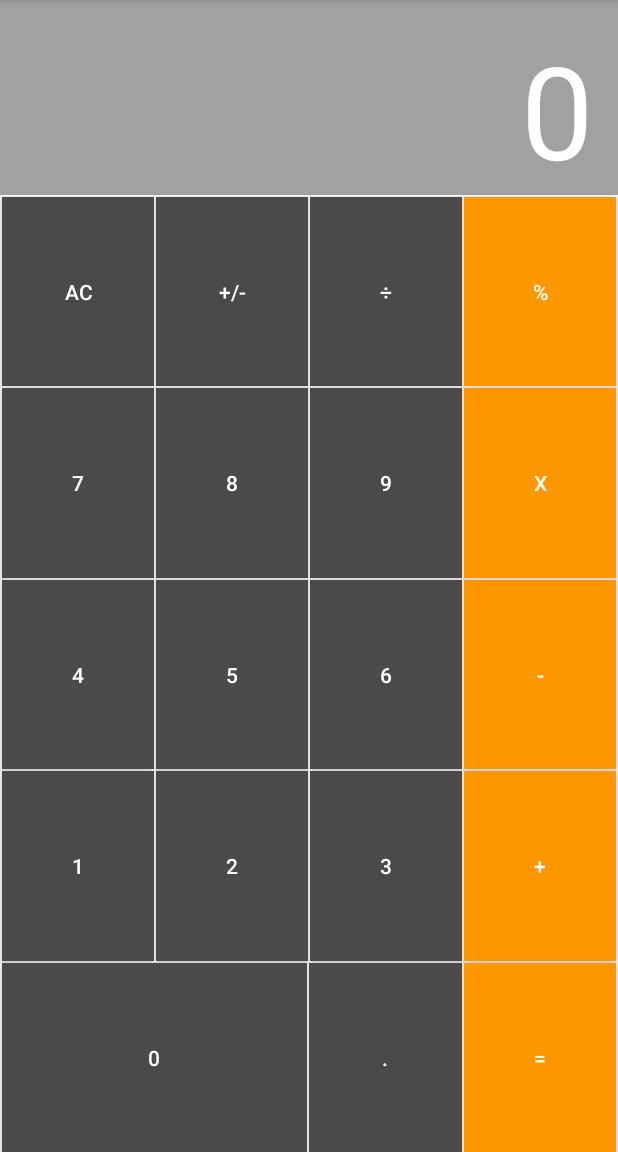
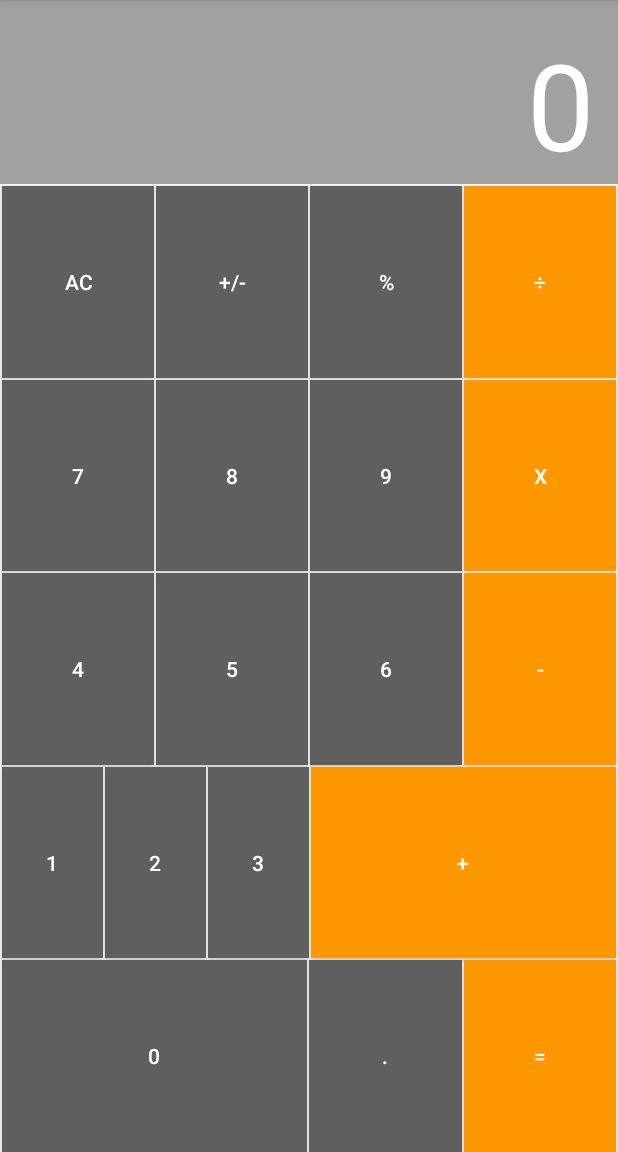
Before and after one commit to marco-neves/ActualCalculator, an Android app: the screen it shows after launch (MainActivity), on a phone screen of 412 x 824 dp, the part 84-1236 px from its top. Run offline under Robolectric (Android 15) with nearby library versions, the phone set to English and light mode, and no system bars.

Commit message:
Updated Calculator

```diff
--- /dev/null
+++ b/app/src/main/res/layout-land/activity_main.xml
@@ -0,0 +1,5 @@
+<?xml version="1.0" encoding="utf-8"?>
+<ConstraintLayout xmlns:android="http://schemas.android.com/apk/res/android"
+    android:layout_width="match_parent" android:layout_height="match_parent">
+
+</ConstraintLayout>
--- a/app/src/main/res/layout/activity_main.xml
+++ b/app/src/main/res/layout/activity_main.xml
@@ -4,6 +4,7 @@
     xmlns:tools="http://schemas.android.com/tools"
     android:layout_width="match_parent"
     android:layout_height="match_parent"
+    android:orientation="horizontal"
     tools:context=".MainActivity">
 
     <TextView
@@ -11,16 +12,17 @@
         android:layout_width="0dp"
         android:layout_height="wrap_content"
         android:background="#A1A1A1"
-        android:paddingTop="15dp"
+        android:paddingTop="16dp"
         android:paddingEnd="16dp"
         android:text="0"
+        app:layout_constraintVertical_weight=".25"
         android:textAlignment="viewEnd"
-        android:textColor="#ffffff"
-        android:textSize="86dp"
+        android:textColor="#FFFFFF"
+        android:textSize="80sp"
+        app:layout_constraintBottom_toTopOf="@+id/division_button"
         app:layout_constraintEnd_toEndOf="parent"
         app:layout_constraintStart_toStartOf="parent"
         app:layout_constraintTop_toTopOf="parent" />
-
 
     <Button
         android:id="@+id/ac_button"
@@ -28,14 +30,17 @@
         android:layout_height="0dp"
         android:layout_marginStart="1dp"
         android:layout_marginTop="1dp"
-        android:background="#4B4949"
+        android:background="#5F5F5F"
         android:text="AC"
         android:textColor="#FFFFFF"
+        app:layout_constraintVertical_weight=".15"
         app:layout_constraintBottom_toTopOf="@+id/seven_button"
         app:layout_constraintEnd_toStartOf="@+id/negation_button"
+        app:layout_constraintHorizontal_bias="0.5"
         app:layout_constraintStart_toStartOf="parent"
         app:layout_constraintTop_toBottomOf="@+id/my_textView"
-        android:onClick="onButtonClick"/>
+        android:onClick="onButtonClick"
+        />
 
     <Button
         android:id="@+id/negation_button"
@@ -43,15 +48,16 @@
         android:layout_height="0dp"
         android:layout_marginStart="1dp"
         android:layout_marginTop="1dp"
-        android:background="#4B4949"
+        android:background="#5F5F5F"
         android:text="+/-"
+        app:layout_constraintVertical_weight=".15"
         android:textColor="#FFFFFF"
         app:layout_constraintBottom_toTopOf="@+id/eight_button"
         app:layout_constraintEnd_toStartOf="@+id/remainder_button"
+        app:layout_constraintHorizontal_bias="0.5"
         app:layout_constraintStart_toEndOf="@+id/ac_button"
         app:layout_constraintTop_toBottomOf="@+id/my_textView"
         android:onClick="onButtonClick"/>
-
 
     <Button
         android:id="@+id/remainder_button"
@@ -59,11 +65,13 @@
         android:layout_height="0dp"
         android:layout_marginStart="1dp"
         android:layout_marginTop="1dp"
-        android:background="#4B4949"
-        android:text="&#247;"
+        android:background="#5F5F5F"
+        android:text="%"
+        app:layout_constraintVertical_weight=".15"
         android:textColor="#FFFFFF"
         app:layout_constraintBottom_toTopOf="@+id/nine_button"
         app:layout_constraintEnd_toStartOf="@+id/division_button"
+        app:layout_constraintHorizontal_bias="0.5"
         app:layout_constraintStart_toEndOf="@+id/negation_button"
         app:layout_constraintTop_toBottomOf="@+id/my_textView"
         android:onClick="onButtonClick"/>
@@ -76,10 +84,12 @@
         android:layout_marginTop="1dp"
         android:layout_marginEnd="1dp"
         android:background="#FF9800"
-        android:text="%"
+        android:text="&#247;"
+        app:layout_constraintVertical_weight=".15"
         android:textColor="#FFFFFF"
         app:layout_constraintBottom_toTopOf="@+id/x_button"
         app:layout_constraintEnd_toEndOf="parent"
+        app:layout_constraintHorizontal_bias="0.5"
         app:layout_constraintStart_toEndOf="@+id/remainder_button"
         app:layout_constraintTop_toBottomOf="@+id/my_textView"
         android:onClick="onButtonClick"/>
@@ -90,11 +100,13 @@
         android:layout_height="0dp"
         android:layout_marginStart="1dp"
         android:layout_marginTop="1dp"
-        android:background="#4B4949"
+        android:background="#5F5F5F"
         android:text="7"
+        app:layout_constraintVertical_weight=".15"
         android:textColor="#FFFFFF"
         app:layout_constraintBottom_toTopOf="@+id/four_button"
         app:layout_constraintEnd_toStartOf="@+id/eight_button"
+        app:layout_constraintHorizontal_bias="0.5"
         app:layout_constraintStart_toStartOf="parent"
         app:layout_constraintTop_toBottomOf="@+id/ac_button"
         android:onClick="onButtonClick"/>
@@ -105,15 +117,16 @@
         android:layout_height="0dp"
         android:layout_marginStart="1dp"
         android:layout_marginTop="1dp"
-        android:background="#4B4949"
+        android:background="#5F5F5F"
         android:text="8"
+        app:layout_constraintVertical_weight=".15"
         android:textColor="#FFFFFF"
         app:layout_constraintBottom_toTopOf="@+id/five_button"
         app:layout_constraintEnd_toStartOf="@+id/nine_button"
+        app:layout_constraintHorizontal_bias="0.5"
         app:layout_constraintStart_toEndOf="@+id/seven_button"
         app:layout_constraintTop_toBottomOf="@+id/negation_button"
         android:onClick="onButtonClick"/>
-
 
     <Button
         android:id="@+id/nine_button"
@@ -121,11 +134,13 @@
         android:layout_height="0dp"
         android:layout_marginStart="1dp"
         android:layout_marginTop="1dp"
-        android:background="#4B4949"
+        android:background="#5F5F5F"
         android:text="9"
+        app:layout_constraintVertical_weight=".15"
         android:textColor="#FFFFFF"
         app:layout_constraintBottom_toTopOf="@+id/six_button"
         app:layout_constraintEnd_toStartOf="@+id/x_button"
+        app:layout_constraintHorizontal_bias="0.5"
         app:layout_constraintStart_toEndOf="@+id/eight_button"
         app:layout_constraintTop_toBottomOf="@+id/remainder_button"
         android:onClick="onButtonClick"/>
@@ -139,9 +154,11 @@
         android:layout_marginEnd="1dp"
         android:background="#FF9800"
         android:text="X"
+        app:layout_constraintVertical_weight=".15"
         android:textColor="#FFFFFF"
         app:layout_constraintBottom_toTopOf="@+id/minus_button"
         app:layout_constraintEnd_toEndOf="parent"
+        app:layout_constraintHorizontal_bias="0.5"
         app:layout_constraintStart_toEndOf="@+id/nine_button"
         app:layout_constraintTop_toBottomOf="@+id/division_button"
         android:onClick="onButtonClick"/>
@@ -152,11 +169,13 @@
         android:layout_height="0dp"
         android:layout_marginStart="1dp"
         android:layout_marginTop="1dp"
-        android:background="#4B4949"
+        android:background="#5F5F5F"
         android:text="4"
+        app:layout_constraintVertical_weight=".15"
         android:textColor="#FFFFFF"
         app:layout_constraintBottom_toTopOf="@+id/one_button"
         app:layout_constraintEnd_toStartOf="@+id/five_button"
+        app:layout_constraintHorizontal_bias="0.5"
         app:layout_constraintStart_toStartOf="parent"
         app:layout_constraintTop_toBottomOf="@+id/seven_button"
         android:onClick="onButtonClick"/>
@@ -167,15 +186,16 @@
         android:layout_height="0dp"
         android:layout_marginStart="1dp"
         android:layout_marginTop="1dp"
-        android:background="#4B4949"
+        android:background="#5F5F5F"
         android:text="5"
+        app:layout_constraintVertical_weight=".15"
         android:textColor="#FFFFFF"
         app:layout_constraintBottom_toTopOf="@+id/two_button"
         app:layout_constraintEnd_toStartOf="@+id/six_button"
+        app:layout_constraintHorizontal_bias="0.5"
         app:layout_constraintStart_toEndOf="@+id/four_button"
         app:layout_constraintTop_toBottomOf="@+id/eight_button"
         android:onClick="onButtonClick"/>
-
 
     <Button
         android:id="@+id/six_button"
@@ -183,11 +203,13 @@
         android:layout_height="0dp"
         android:layout_marginStart="1dp"
         android:layout_marginTop="1dp"
-        android:background="#4B4949"
+        android:background="#5F5F5F"
         android:text="6"
+        app:layout_constraintVertical_weight=".15"
         android:textColor="#FFFFFF"
         app:layout_constraintBottom_toTopOf="@+id/three_button"
         app:layout_constraintEnd_toStartOf="@+id/minus_button"
+        app:layout_constraintHorizontal_bias="0.5"
         app:layout_constraintStart_toEndOf="@+id/five_button"
         app:layout_constraintTop_toBottomOf="@+id/nine_button"
         android:onClick="onButtonClick"/>
@@ -201,9 +223,11 @@
         android:layout_marginEnd="1dp"
         android:background="#FF9800"
         android:text="-"
+        app:layout_constraintVertical_weight=".15"
         android:textColor="#FFFFFF"
         app:layout_constraintBottom_toTopOf="@+id/plus_button"
         app:layout_constraintEnd_toEndOf="parent"
+        app:layout_constraintHorizontal_bias="0.5"
         app:layout_constraintStart_toEndOf="@+id/six_button"
         app:layout_constraintTop_toBottomOf="@+id/x_button"
         android:onClick="onButtonClick"/>
@@ -214,11 +238,14 @@
         android:layout_height="0dp"
         android:layout_marginStart="1dp"
         android:layout_marginTop="1dp"
-        android:background="#4B4949"
+        android:background="#5F5F5F"
         android:text="1"
+        app:layout_constraintVertical_weight=".15"
+        android:layout_marginBottom="1dp"
         android:textColor="#FFFFFF"
         app:layout_constraintBottom_toTopOf="@+id/zero_button"
         app:layout_constraintEnd_toStartOf="@+id/two_button"
+        app:layout_constraintHorizontal_bias="0.5"
         app:layout_constraintStart_toStartOf="parent"
         app:layout_constraintTop_toBottomOf="@+id/four_button"
         android:onClick="onButtonClick"/>
@@ -229,16 +256,16 @@
         android:layout_height="0dp"
         android:layout_marginStart="1dp"
         android:layout_marginTop="1dp"
-        android:layout_marginBottom="1dp"
-        android:background="#4B4949"
+        android:background="#5F5F5F"
         android:text="2"
+        app:layout_constraintVertical_weight=".15"
         android:textColor="#FFFFFF"
         app:layout_constraintBottom_toTopOf="@+id/zero_button"
         app:layout_constraintEnd_toStartOf="@+id/three_button"
+        app:layout_constraintHorizontal_bias="0.5"
         app:layout_constraintStart_toEndOf="@+id/one_button"
         app:layout_constraintTop_toBottomOf="@+id/five_button"
         android:onClick="onButtonClick"/>
-
 
     <Button
         android:id="@+id/three_button"
@@ -246,11 +273,13 @@
         android:layout_height="0dp"
         android:layout_marginStart="1dp"
         android:layout_marginTop="1dp"
-        android:background="#4B4949"
+        android:background="#5F5F5F"
         android:text="3"
+        app:layout_constraintVertical_weight=".15"
         android:textColor="#FFFFFF"
         app:layout_constraintBottom_toTopOf="@+id/dot_button"
-        app:layout_constraintEnd_toStartOf="@+id/plus_button"
+        app:layout_constraintEnd_toStartOf="@+id/dot_button"
+        app:layout_constraintHorizontal_bias="0.5"
         app:layout_constraintStart_toEndOf="@+id/two_button"
         app:layout_constraintTop_toBottomOf="@+id/six_button"
         android:onClick="onButtonClick"/>
@@ -264,6 +293,7 @@
         android:layout_marginEnd="1dp"
         android:background="#FF9800"
         android:text="+"
+        app:layout_constraintVertical_weight=".15"
         android:textColor="#FFFFFF"
         app:layout_constraintBottom_toTopOf="@+id/equals_button"
         app:layout_constraintEnd_toEndOf="parent"
@@ -277,16 +307,17 @@
         android:layout_height="0dp"
         android:layout_marginStart="1dp"
         android:layout_marginTop="1dp"
-        android:background="#4B4949"
+        android:background="#5F5F5F"
         android:text="0"
+        app:layout_constraintVertical_weight=".15"
         android:textColor="#FFFFFF"
         app:layout_constraintBottom_toBottomOf="parent"
-        app:layout_constraintEnd_toStartOf="@+id/dot_button"
+        app:layout_constraintEnd_toStartOf="@id/dot_button"
         app:layout_constraintHorizontal_weight=".5"
+        app:layout_constraintStart_toEndOf="@+id/ac_button"
         app:layout_constraintStart_toStartOf="parent"
-        app:layout_constraintTop_toBottomOf="@+id/one_button"
+        app:layout_constraintTop_toBottomOf="@+id/two_button"
         android:onClick="onButtonClick"/>
-
 
     <Button
         android:id="@+id/dot_button"
@@ -294,8 +325,9 @@
         android:layout_height="0dp"
         android:layout_marginStart="1dp"
         android:layout_marginTop="1dp"
-        android:background="#4B4949"
+        android:background="#5F5F5F"
         android:text="."
+        app:layout_constraintVertical_weight=".15"
         android:textColor="#FFFFFF"
         app:layout_constraintBottom_toBottomOf="parent"
         app:layout_constraintEnd_toStartOf="@+id/equals_button"
@@ -313,12 +345,15 @@
         android:layout_marginEnd="1dp"
         android:background="#FF9800"
         android:text="="
+        app:layout_constraintVertical_weight=".15"
         android:textColor="#FFFFFF"
         app:layout_constraintBottom_toBottomOf="parent"
         app:layout_constraintEnd_toEndOf="parent"
+        app:layout_constraintHorizontal_bias="0.5"
         app:layout_constraintHorizontal_weight=".25"
         app:layout_constraintStart_toEndOf="@+id/dot_button"
         app:layout_constraintTop_toBottomOf="@+id/plus_button"
         android:onClick="onButtonClick"/>
 
+
 </androidx.constraintlayout.widget.ConstraintLayout>
```
